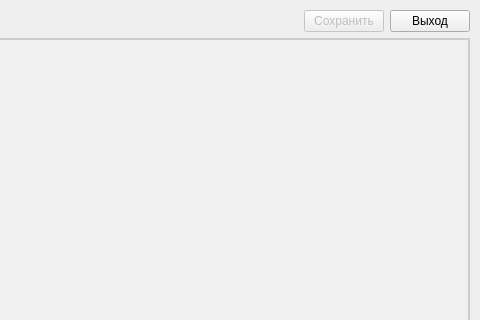
Above: app/mainwindow.ui from Makarr-ivt/screenshotmaker before the change; both pictures show x 320 to 800 and y 0 to 320 of the 800 by 600 pixel window. Below: the same form after it.
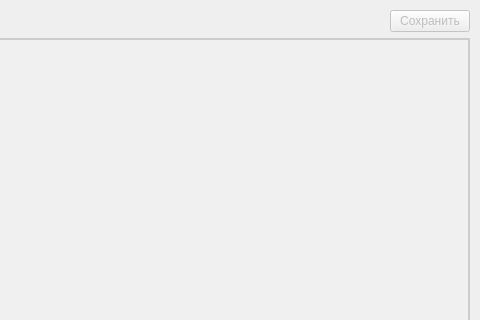
That is the form after the change.

Commit message: exit button removed

```diff
--- a/app/mainwindow.ui
+++ b/app/mainwindow.ui
@@ -84,16 +84,6 @@
         </property>
        </widget>
       </item>
-      <item>
-       <widget class="QPushButton" name="exitButton">
-        <property name="toolTip">
-         <string>Закрыть приложение</string>
-        </property>
-        <property name="text">
-         <string>Выход</string>
-        </property>
-       </widget>
-      </item>
      </layout>
     </item>
     <item>
```
The commit also changes 3 other files.
